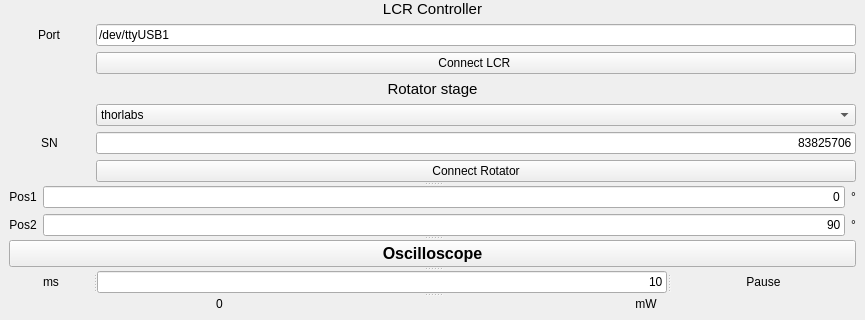
The window that visLCR.ui (qLuxor/pylabtools) describes before a commit, drawn with Qt 5; both pictures show x 0 to 865 and y 340 to 660 of the 865 by 660 pixel window.
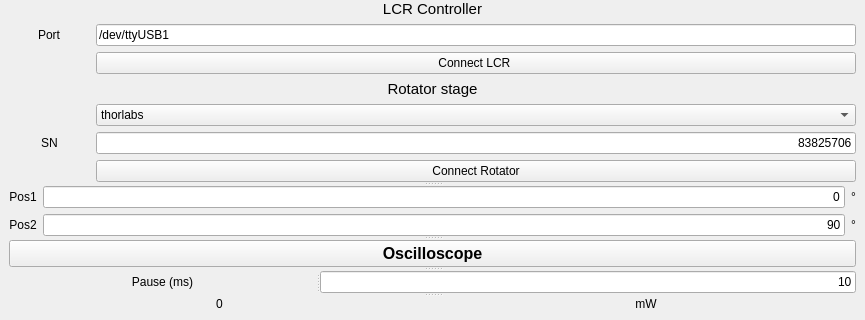
The same window after the commit.

Commit message: Improved handling of time in Oscilloscope Mode

Patch:
```diff
--- a/visLCR.ui
+++ b/visLCR.ui
@@ -460,7 +460,7 @@
            </property>
            <widget class="QLabel" name="label_18">
             <property name="text">
-             <string>ms</string>
+             <string>Pause (ms)</string>
             </property>
             <property name="alignment">
              <set>Qt::AlignCenter</set>
@@ -477,14 +477,6 @@
              <set>Qt::AlignRight|Qt::AlignTrailing|Qt::AlignVCenter</set>
             </property>
            </widget>
-           <widget class="QLabel" name="label_17">
-            <property name="text">
-             <string>Pause</string>
-            </property>
-            <property name="alignment">
-             <set>Qt::AlignCenter</set>
-            </property>
-           </widget>
           </widget>
           <widget class="QWidget" name="layoutWidget">
            <layout class="QHBoxLayout" name="horizontalLayout">
```
The commit also changes 1 other file.
